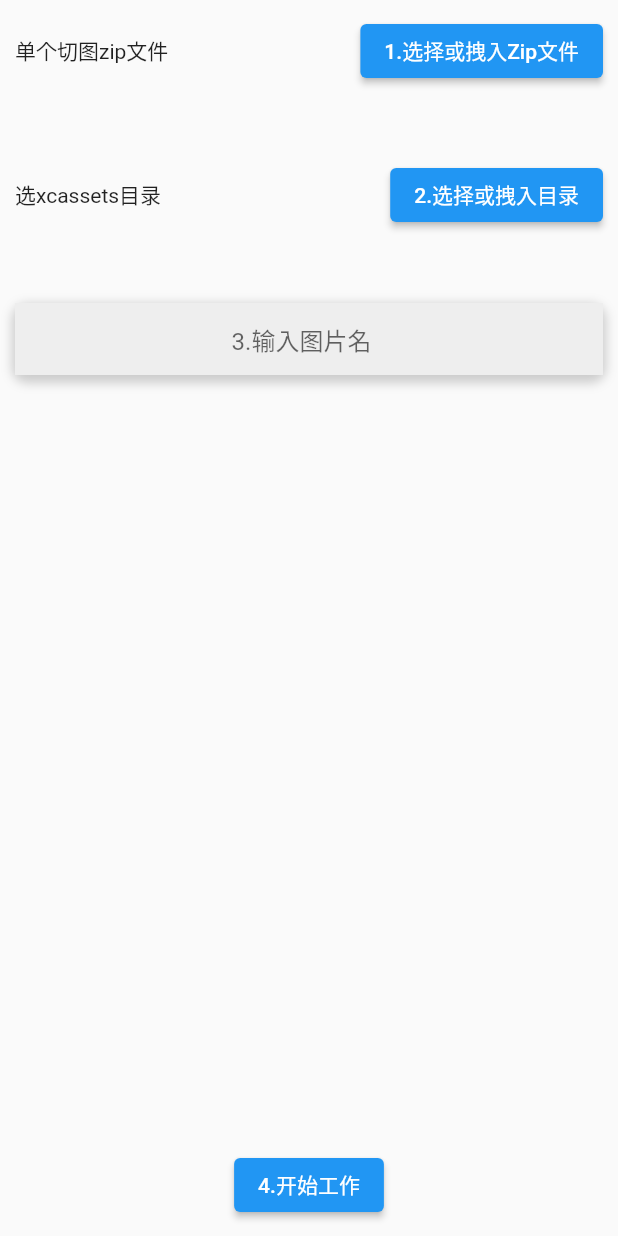
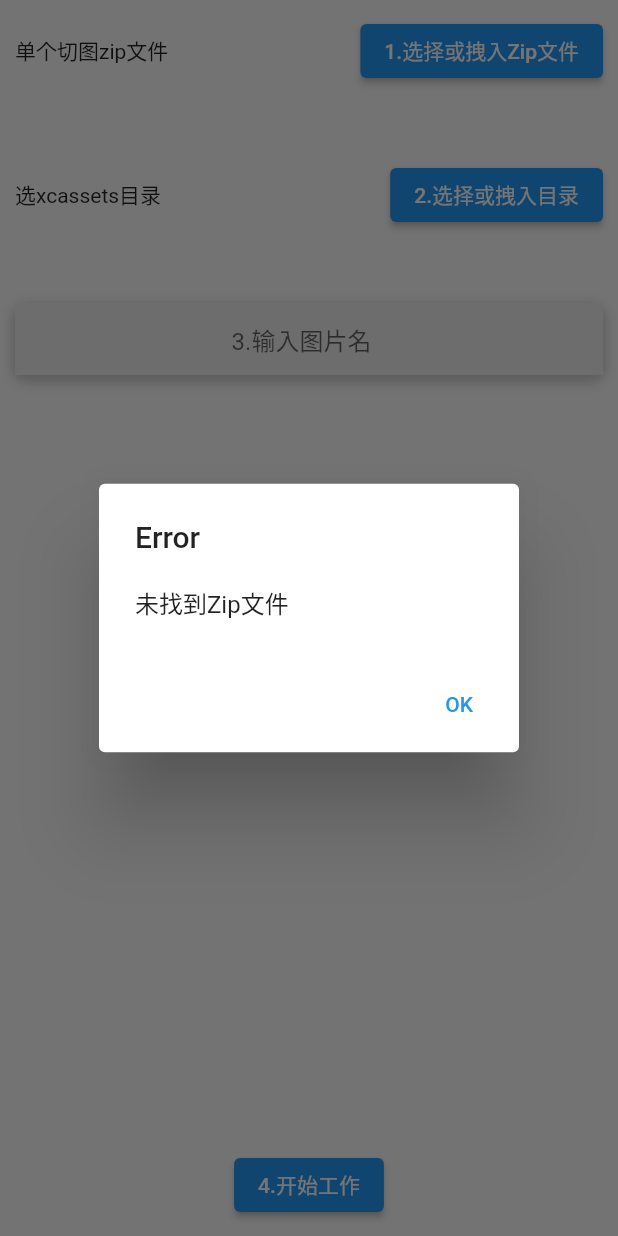
Before and after one commit to songxing10000/img_zip_tool, a Flutter app: the screen it shows after launch, after a tap on "4.开始工作", on a phone screen of 412 x 824 dp. Run offline on Flutter 3.47's test engine with Material 2 defaults, Android fonts, the phone set to English and light mode, and no system bars; our stand-ins replace cross_file, file_picker, shared_preferences; missing offline and left inert: dart:ffi, desktop_drop, flutter_toastr.

Commit message:
响应回车

```diff
--- a/lib/main.dart
+++ b/lib/main.dart
@@ -212,6 +212,7 @@ class _MyHomePageState extends State<MyHomePage> {
 
   Future<void> _extractZip() async {
     if (_zip_file_path.isEmpty) {
+      _showErrorDialog('未找到Zip文件');
       return;
     }
 
@@ -732,8 +733,17 @@ class _MyHomePageState extends State<MyHomePage> {
     );
   }
 
-  TextField buildInputImgNameTF() {
-    return TextField(
+  RawKeyboardListener buildInputImgNameTF() {
+    return RawKeyboardListener(
+      focusNode: FocusNode(),
+      onKey: (RawKeyEvent event) {
+        if (event.runtimeType == RawKeyDownEvent &&
+            event.logicalKey == LogicalKeyboardKey.enter) {
+
+          _extractZip();
+        }
+      },
+      child: TextField(
         textAlign: TextAlign.center,
         controller: _imgNameController,
         decoration:   InputDecoration(
@@ -742,6 +752,7 @@ class _MyHomePageState extends State<MyHomePage> {
           border: InputBorder.none,
         filled: true,
         fillColor: Colors.grey[200],
-    ));
+      )),
+    );
   }
 }
```
Also changed, not shown: pubspec.lock, 2 other files. Lines whose indentation alone changed are shown as unchanged.
